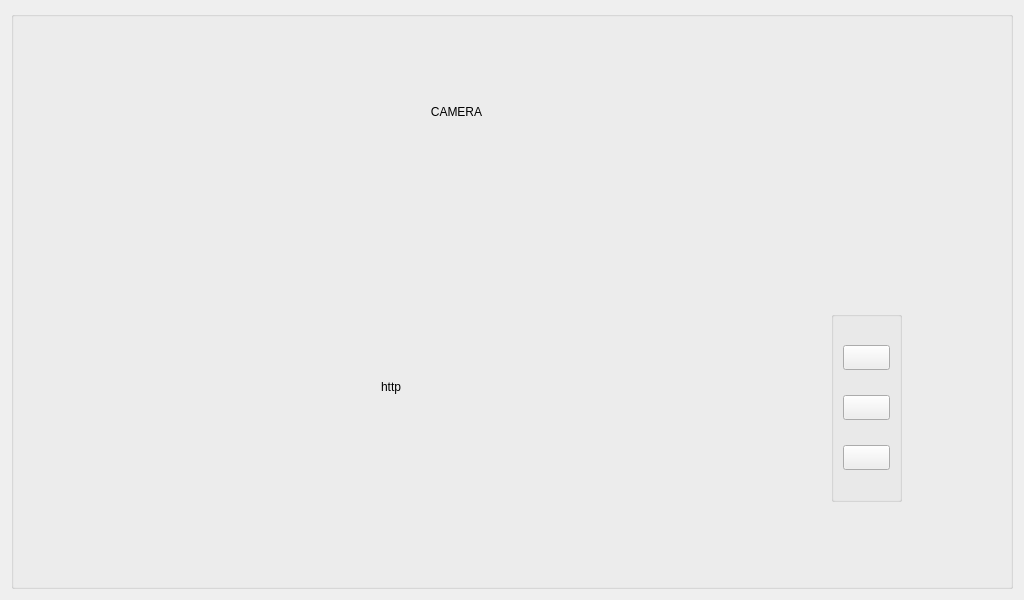
Above: PORT_MODE/camera.ui from SARS-CLASSIFY/qt_raspi before the change. Below: the same form after it.
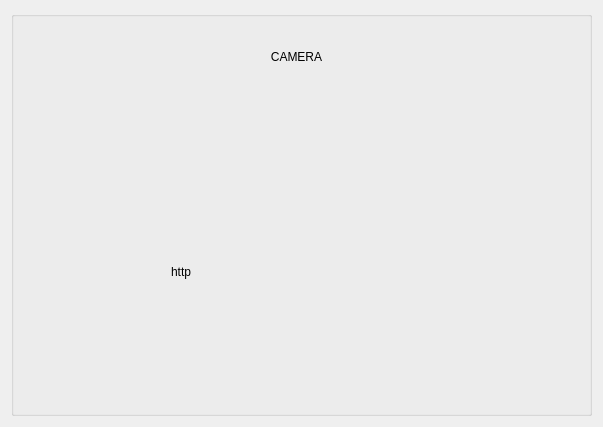
That is the form after the change.

The edit to the form file:
```diff
--- a/PORT_MODE/camera.ui
+++ b/PORT_MODE/camera.ui
@@ -6,8 +6,8 @@
    <rect>
     <x>0</x>
     <y>0</y>
-    <width>1024</width>
-    <height>600</height>
+    <width>603</width>
+    <height>427</height>
    </rect>
   </property>
   <property name="windowTitle">
@@ -100,10 +100,10 @@
      <widget class="QLabel" name="word">
       <property name="geometry">
        <rect>
-        <x>150</x>
+        <x>120</x>
         <y>10</y>
-        <width>591</width>
-        <height>181</height>
+        <width>331</width>
+        <height>71</height>
        </rect>
       </property>
       <property name="frameShadow">
@@ -119,10 +119,10 @@
      <widget class="QLabel" name="label">
       <property name="geometry">
        <rect>
-        <x>370</x>
-        <y>300</y>
-        <width>181</width>
-        <height>151</height>
+        <x>160</x>
+        <y>160</y>
+        <width>241</width>
+        <height>201</height>
        </rect>
       </property>
       <property name="text">
@@ -133,9 +133,9 @@
       <property name="geometry">
        <rect>
         <x>0</x>
-        <y>230</y>
-        <width>878</width>
-        <height>16</height>
+        <y>100</y>
+        <width>594</width>
+        <height>15</height>
        </rect>
       </property>
       <property name="text">
```
